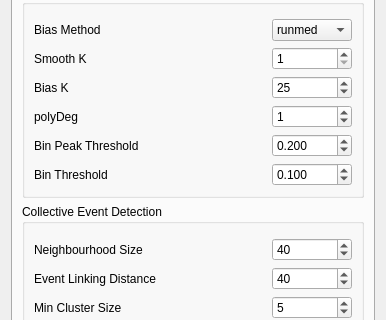
Before: the Qt Designer form src/arcos_gui/_ui/ARCOS_widget.ui in bgraedel/arcos-gui, drawn with Qt 5; both pictures show x 0 to 386 and y 217 to 537 of the 386 by 901 pixel window.
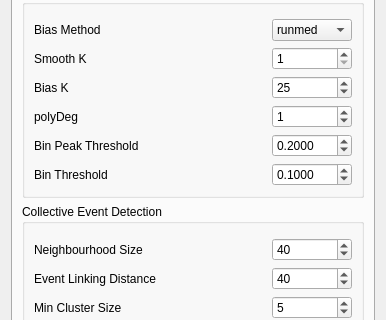
After: the same form once the commit is applied.

Commit message: 4 decimal places eps

Diff of the .ui file:
```diff
--- a/src/arcos_gui/_ui/ARCOS_widget.ui
+++ b/src/arcos_gui/_ui/ARCOS_widget.ui
@@ -424,7 +424,7 @@
              <string>&lt;html&gt;&lt;head/&gt;&lt;body&gt;&lt;p&gt;Threshold for binarizing the de-trended signal.&lt;/p&gt;&lt;/body&gt;&lt;/html&gt;</string>
             </property>
             <property name="decimals">
-             <number>3</number>
+             <number>4</number>
             </property>
             <property name="maximum">
              <double>10000.000000000000000</double>
@@ -495,7 +495,7 @@
              <string>&lt;html&gt;&lt;head/&gt;&lt;body&gt;&lt;p&gt;Threshold for rescaling of the de-trended signal.&lt;/p&gt;&lt;/body&gt;&lt;/html&gt;</string>
             </property>
             <property name="decimals">
-             <number>3</number>
+             <number>4</number>
             </property>
             <property name="maximum">
              <double>10000.000000000000000</double>
```
Left out of the diff: 18 changed lines with no effect on the pictures.
